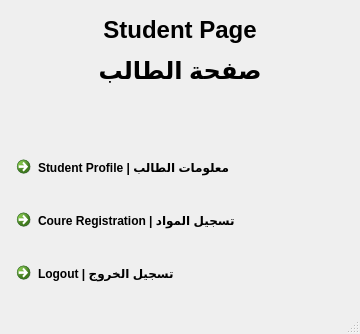
nwaaf20050-netizen/EE202_Course_Project, file GUI_StudentPage.ui: the form before one commit.
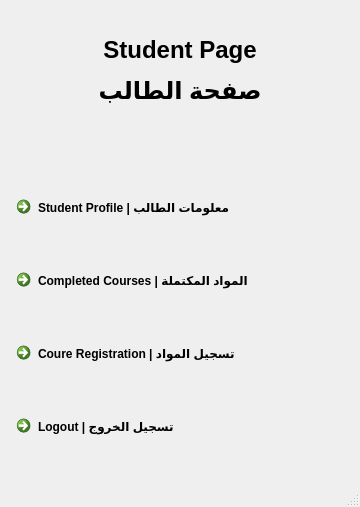
The form after the commit.

Commit message:
Parenting Windows / Added Student Profile Page
-Added Student Profile Page to display sample information
-Parented the MainApp and added the student pages as childs to avoid any in future errors
-As a result of adding inheritance there will be no repeating of windows instances
-Over-rided the close button of the window to fully quit the app to avoid background instances
-minor gui changes

The edit to the form file:
```diff
--- a/GUI_StudentPage.ui
+++ b/GUI_StudentPage.ui
@@ -7,13 +7,13 @@
     <x>0</x>
     <y>0</y>
     <width>360</width>
-    <height>334</height>
+    <height>507</height>
    </rect>
   </property>
   <property name="minimumSize">
    <size>
-    <width>0</width>
-    <height>0</height>
+    <width>360</width>
+    <height>380</height>
    </size>
   </property>
   <property name="maximumSize">
@@ -66,6 +66,25 @@
       </property>
      </widget>
     </item>
+    <item>
+     <widget class="QCommandLinkButton" name="commandLinkButton_CompletedCourses">
+      <property name="minimumSize">
+       <size>
+        <width>360</width>
+        <height>0</height>
+       </size>
+      </property>
+      <property name="maximumSize">
+       <size>
+        <width>16777215</width>
+        <height>40</height>
+       </size>
+      </property>
+      <property name="text">
+       <string>Completed Courses | المواد المكتملة</string>
+      </property>
+     </widget>
+    </item>
     <item>
      <widget class="QCommandLinkButton" name="commandLinkButton_CourseRegistration">
       <property name="maximumSize">
```
The commit also changes 3 other files.
